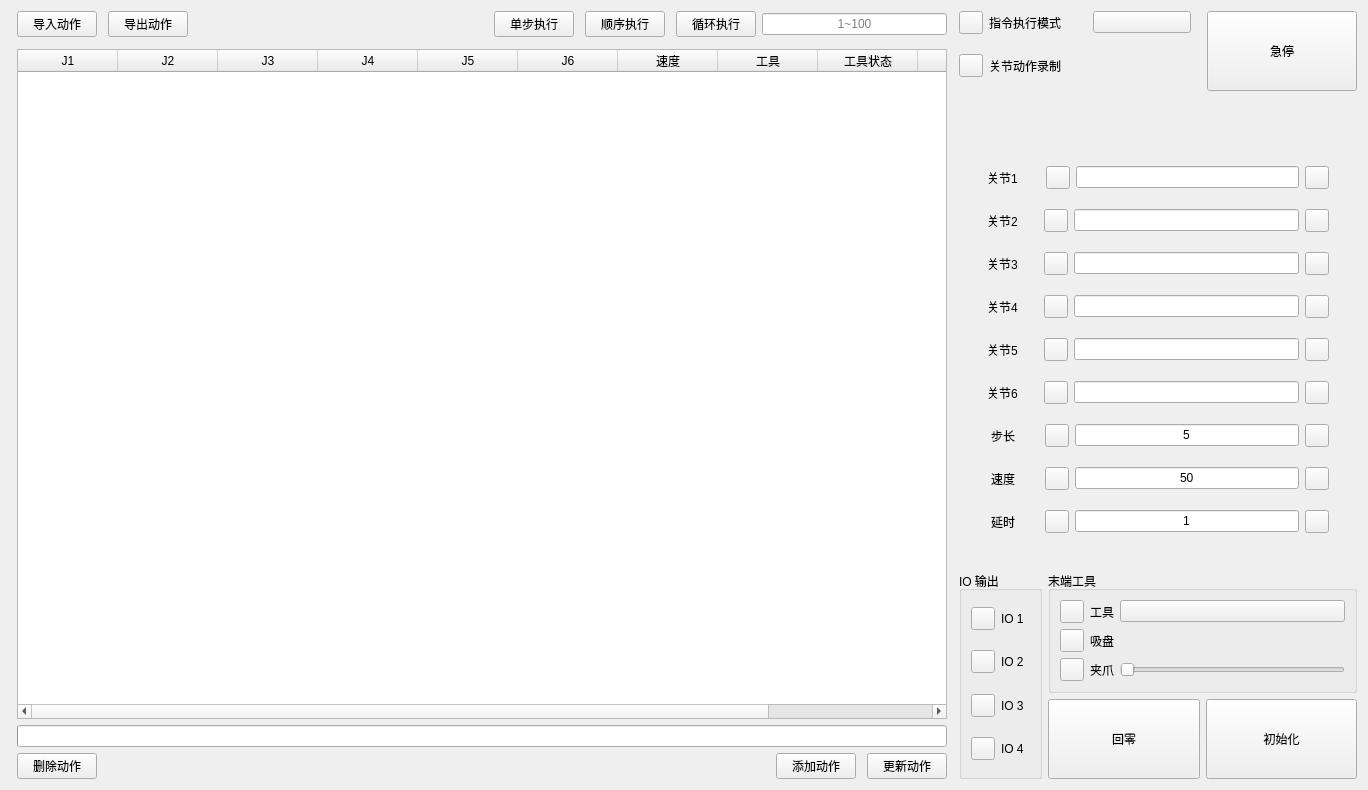
First picture: the form in ui/teach_page.ui, repository CoreJK/blinx_robot_arm_control, before the edit.
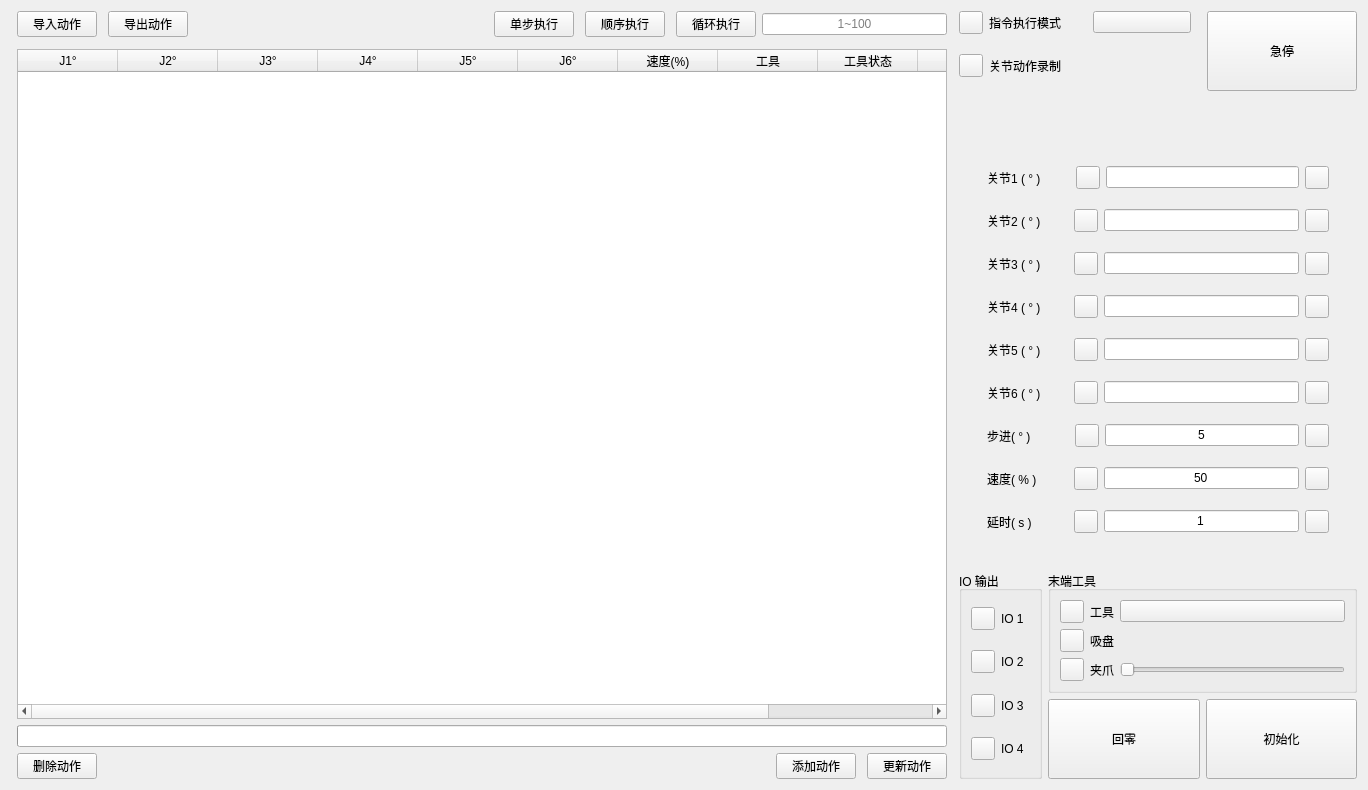
Second picture: the form after the edit. Custom widgets are drawn as their Qt base class.

Commit message: 🔠 chore(TeachPage): 关节角度、步长等数值增加单位描述

```diff
--- a/ui/teach_page.ui
+++ b/ui/teach_page.ui
@@ -232,37 +232,37 @@
         <widget class="QTableWidget" name="ActionTableWidget">
          <column>
           <property name="text">
-           <string>J1</string>
+           <string>J1°</string>
           </property>
          </column>
          <column>
           <property name="text">
-           <string>J2</string>
+           <string>J2°</string>
           </property>
          </column>
          <column>
           <property name="text">
-           <string>J3</string>
+           <string>J3°</string>
           </property>
          </column>
          <column>
           <property name="text">
-           <string>J4</string>
+           <string>J4°</string>
           </property>
          </column>
          <column>
           <property name="text">
-           <string>J5</string>
+           <string>J5°</string>
           </property>
          </column>
          <column>
           <property name="text">
-           <string>J6</string>
+           <string>J6°</string>
           </property>
          </column>
          <column>
           <property name="text">
-           <string>速度</string>
+           <string>速度(%)</string>
           </property>
          </column>
          <column>
@@ -277,7 +277,7 @@
          </column>
          <column>
           <property name="text">
-           <string>延时</string>
+           <string>延时(s)</string>
           </property>
          </column>
          <column>
@@ -550,7 +550,7 @@
                   <item>
                    <widget class="StrongBodyLabel" name="JointOneLabel">
                     <property name="text">
-                     <string>关节1</string>
+                     <string>关节1 ( ° )</string>
                     </property>
                    </widget>
                   </item>
@@ -564,7 +564,7 @@
                     </property>
                     <property name="sizeHint" stdset="0">
                      <size>
-                      <width>22</width>
+                      <width>29</width>
                       <height>20</height>
                      </size>
                     </property>
@@ -645,7 +645,7 @@
                   <item>
                    <widget class="StrongBodyLabel" name="JointTwoLabel">
                     <property name="text">
-                     <string>关节2</string>
+                     <string>关节2 ( ° )</string>
                     </property>
                    </widget>
                   </item>
@@ -659,7 +659,7 @@
                     </property>
                     <property name="sizeHint" stdset="0">
                      <size>
-                      <width>20</width>
+                      <width>27</width>
                       <height>20</height>
                      </size>
                     </property>
@@ -740,7 +740,7 @@
                   <item>
                    <widget class="StrongBodyLabel" name="JointThreeLabel">
                     <property name="text">
-                     <string>关节3</string>
+                     <string>关节3 ( ° )</string>
                     </property>
                    </widget>
                   </item>
@@ -754,7 +754,7 @@
                     </property>
                     <property name="sizeHint" stdset="0">
                      <size>
-                      <width>20</width>
+                      <width>27</width>
                       <height>20</height>
                      </size>
                     </property>
@@ -835,7 +835,7 @@
                   <item>
                    <widget class="StrongBodyLabel" name="JointFourLabel">
                     <property name="text">
-                     <string>关节4</string>
+                     <string>关节4 ( ° )</string>
                     </property>
                    </widget>
                   </item>
@@ -849,7 +849,7 @@
                     </property>
                     <property name="sizeHint" stdset="0">
                      <size>
-                      <width>20</width>
+                      <width>27</width>
                       <height>20</height>
                      </size>
                     </property>
@@ -930,7 +930,7 @@
                   <item>
                    <widget class="StrongBodyLabel" name="JointFiveLabel">
                     <property name="text">
-                     <string>关节5</string>
+                     <string>关节5 ( ° )</string>
                     </property>
                    </widget>
                   </item>
@@ -944,7 +944,7 @@
                     </property>
                     <property name="sizeHint" stdset="0">
                      <size>
-                      <width>20</width>
+                      <width>27</width>
                       <height>20</height>
                      </size>
                     </property>
@@ -1025,7 +1025,7 @@
                   <item>
                    <widget class="StrongBodyLabel" name="JointSixLabel">
                     <property name="text">
-                     <string>关节6</string>
+                     <string>关节6 ( ° )</string>
                     </property>
                    </widget>
                   </item>
@@ -1039,7 +1039,7 @@
                     </property>
                     <property name="sizeHint" stdset="0">
                      <size>
-                      <width>20</width>
+                      <width>27</width>
                       <height>20</height>
                      </size>
                     </property>
@@ -1111,7 +1111,7 @@
                     </property>
                     <property name="sizeHint" stdset="0">
                      <size>
-                      <width>14</width>
+                      <width>10</width>
                       <height>20</height>
                      </size>
                     </property>
@@ -1120,7 +1120,7 @@
                   <item>
                    <widget class="StrongBodyLabel" name="JointStepLabel">
                     <property name="text">
-                     <string>步长</string>
+                     <string>步进( ° )</string>
                     </property>
                    </widget>
                   </item>
@@ -1134,7 +1134,7 @@
                     </property>
                     <property name="sizeHint" stdset="0">
                      <size>
-                      <width>24</width>
+                      <width>38</width>
                       <height>20</height>
                      </size>
                     </property>
@@ -1206,7 +1206,7 @@
                     </property>
                     <property name="sizeHint" stdset="0">
                      <size>
-                      <width>14</width>
+                      <width>10</width>
                       <height>20</height>
                      </size>
                     </property>
@@ -1215,7 +1215,7 @@
                   <item>
                    <widget class="StrongBodyLabel" name="JointSpeedLabel">
                     <property name="text">
-                     <string>速度</string>
+                     <string>速度( % )</string>
                     </property>
                    </widget>
                   </item>
@@ -1229,7 +1229,7 @@
                     </property>
                     <property name="sizeHint" stdset="0">
                      <size>
-                      <width>24</width>
+                      <width>31</width>
                       <height>20</height>
                      </size>
                     </property>
@@ -1301,7 +1301,7 @@
                     </property>
                     <property name="sizeHint" stdset="0">
                      <size>
-                      <width>14</width>
+                      <width>10</width>
                       <height>20</height>
                      </size>
                     </property>
@@ -1310,7 +1310,7 @@
                   <item>
                    <widget class="StrongBodyLabel" name="JointDelayTimeLabel">
                     <property name="text">
-                     <string>延时</string>
+                     <string>延时( s )</string>
                     </property>
                    </widget>
                   </item>
@@ -1324,7 +1324,7 @@
                     </property>
                     <property name="sizeHint" stdset="0">
                      <size>
-                      <width>24</width>
+                      <width>36</width>
                       <height>20</height>
                      </size>
                     </property>
```
Left out of the diff: 36 changed lines with no effect on the pictures. The commit also changes 1 other file.
